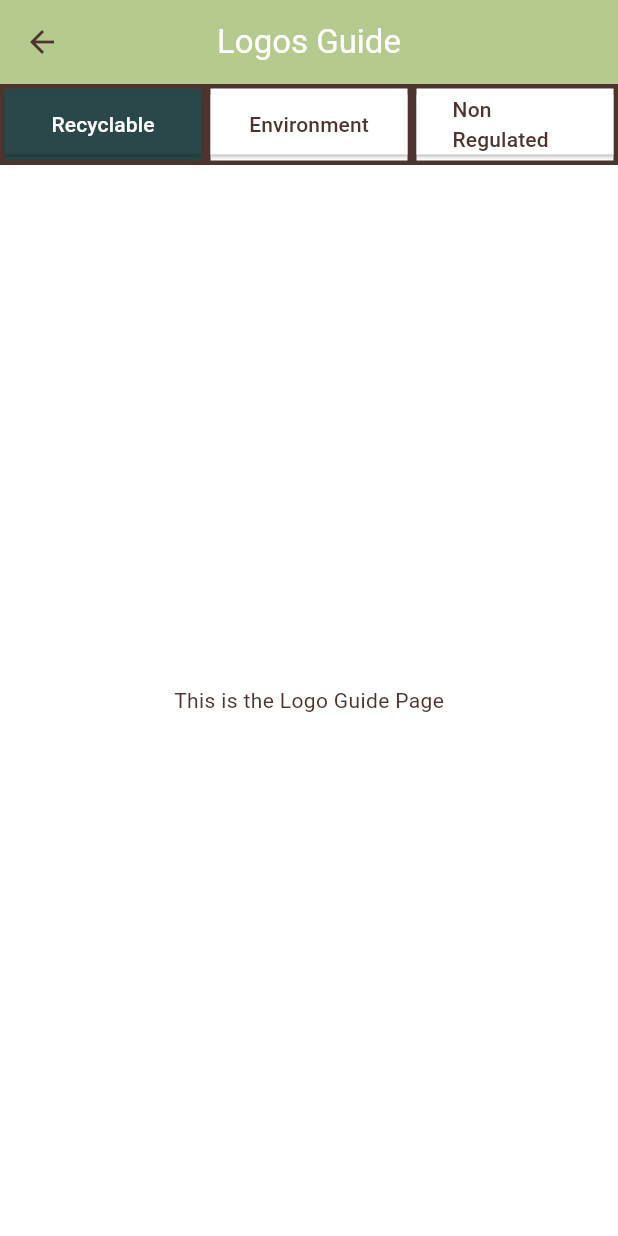
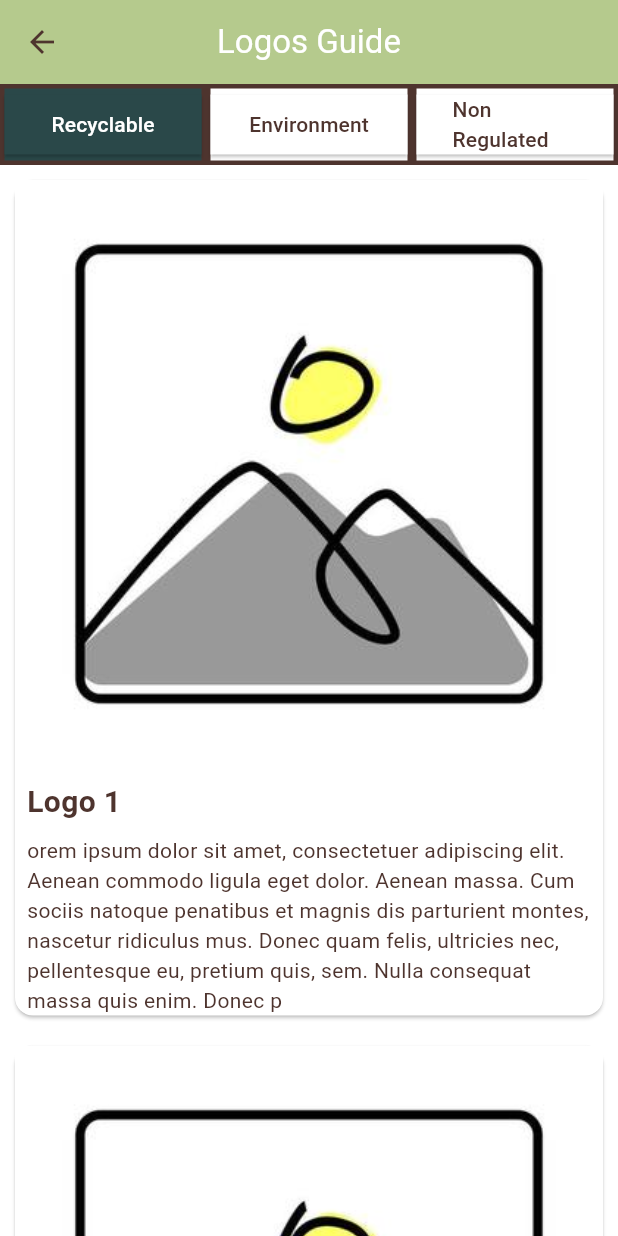
Before and after one commit to Choggsy/recycling_flutter_app, a Flutter app: the RecyclableLogoPage screen opened directly, on a phone screen of 412 x 824 dp. Run offline on Flutter 3.47's test engine with Material 3 defaults, Android fonts, the phone set to English and light mode, and no system bars.

Commit message:
22.04.25 : basic logo card implementation

```diff
--- /dev/null
+++ b/lib/component/logo_card.dart
@@ -0,0 +1,41 @@
+import 'package:flutter/material.dart';
+
+class LogoCard extends StatelessWidget {
+  final String imagePath;
+  final String title;
+  final String description;
+
+  const LogoCard({
+    Key? key,
+    required this.imagePath,
+    required this.title,
+    required this.description,
+  }) : super(key: key);
+
+  @override
+  Widget build(BuildContext context) {
+    return Card(
+      margin: EdgeInsets.all(10.0),
+      child: Column(
+        crossAxisAlignment: CrossAxisAlignment.start,
+        children: [
+          Image.asset(imagePath),
+          Padding(
+            padding: const EdgeInsets.all(8.0),
+            child: Text(
+              title,
+              style: TextStyle(
+                fontSize: 20.0,
+                fontWeight: FontWeight.bold,
+              ),
+            ),
+          ),
+          Padding(
+            padding: const EdgeInsets.symmetric(horizontal: 8.0),
+            child: Text(description),
+          ),
+        ],
+      ),
+    );
+  }
+}
--- a/lib/view/guideline/logo/recycling_logo_page.dart
+++ b/lib/view/guideline/logo/recycling_logo_page.dart
@@ -1,5 +1,6 @@
 import 'package:flutter/material.dart';
 import 'package:recycling_flutter_app/view/guidelines_page.dart';
+import '../../../component/logo_card.dart';
 import '../../../component/tile_button.dart' show TileButton;
 import '../../../helper/get_logo_page.dart' show getLogoPage;
 import '../../../properties/app_theme.dart' show AppColors;
@@ -51,8 +52,24 @@ class RecyclableLogoPage extends StatelessWidget {
             ],
           ),
           Expanded(
-            child: Center(
-              child: Text('This is the Logo Guide Page'),
+            child: ListView(
+              children: [
+                LogoCard(
+                  imagePath: 'assets/logo/placeholder.jpg',
+                  title: 'Logo 1',
+                  description: 'orem ipsum dolor sit amet, consectetuer adipiscing elit. Aenean commodo ligula eget dolor. Aenean massa. Cum sociis natoque penatibus et magnis dis parturient montes, nascetur ridiculus mus. Donec quam felis, ultricies nec, pellentesque eu, pretium quis, sem. Nulla consequat massa quis enim. Donec p',
+                ),
+                LogoCard(
+                  imagePath: 'assets/logo/placeholder.jpg',
+                  title: 'Logo 2',
+                  description: 'orem ipsum dolor sit amet, consectetuer adipiscing elit. Aenean commodo ligula eget dolor. Aenean massa. Cum sociis natoque penatibus et magnis dis parturient montes, nascetur ridiculus mus. Donec quam felis, ultricies nec, pellentesque eu, pretium quis, sem. Nulla consequat massa quis enim. Donec p',
+                ),
+                LogoCard(
+                  imagePath: 'assets/logo/placeholder.jpg',
+                  title: 'Logo 3',
+                  description: 'orem ipsum dolor sit amet, consectetuer adipiscing elit. Aenean commodo ligula eget dolor. Aenean massa. Cum sociis natoque penatibus et magnis dis parturient montes, nascetur ridiculus mus. Donec quam felis, ultricies nec, pellentesque eu, pretium quis, sem. Nulla consequat massa quis enim. Donec p',
+                ),
+              ],
             ),
           ),
         ],
--- a/pubspec.yaml
+++ b/pubspec.yaml
@@ -57,6 +57,7 @@ flutter:
     - assets/navigation/home.png
     - assets/navigation/guidelines.png
     - assets/navigation/reuse.png
+    - assets/logo/placeholder.jpg
 
   # The following line ensures that the Material Icons font is
   # included with your application, so that you can use the icons in
```
Also changed, not shown: assets/logo/placeholder.jpg (added).
